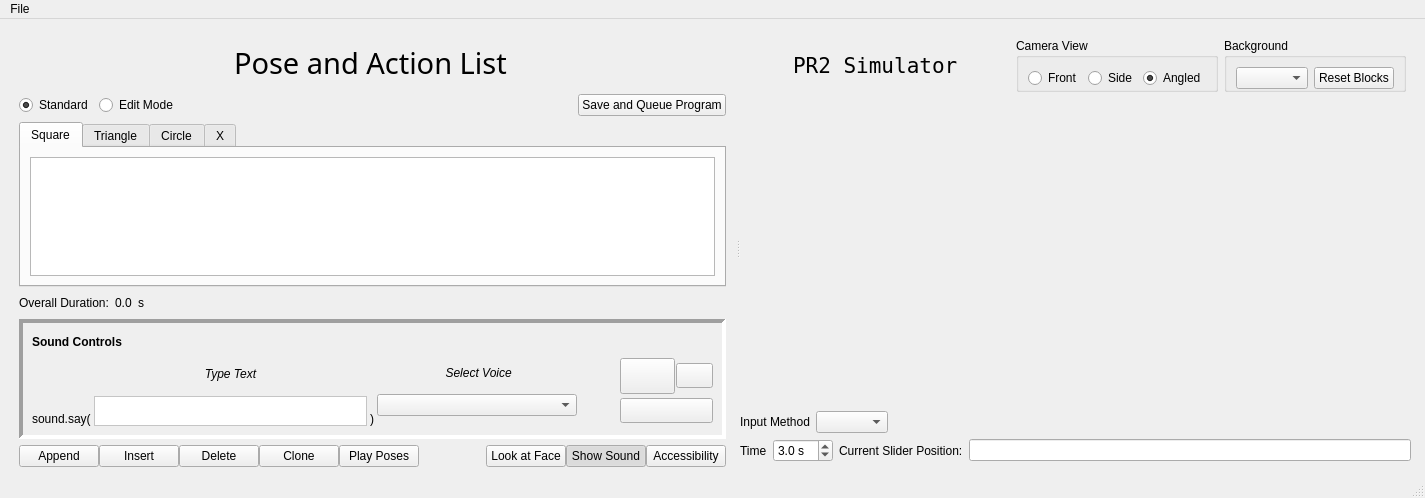
First picture: the form in slider_gui/src/slider_gui/slider_simple.ui, repository ros-visualization/puppet, before the edit.
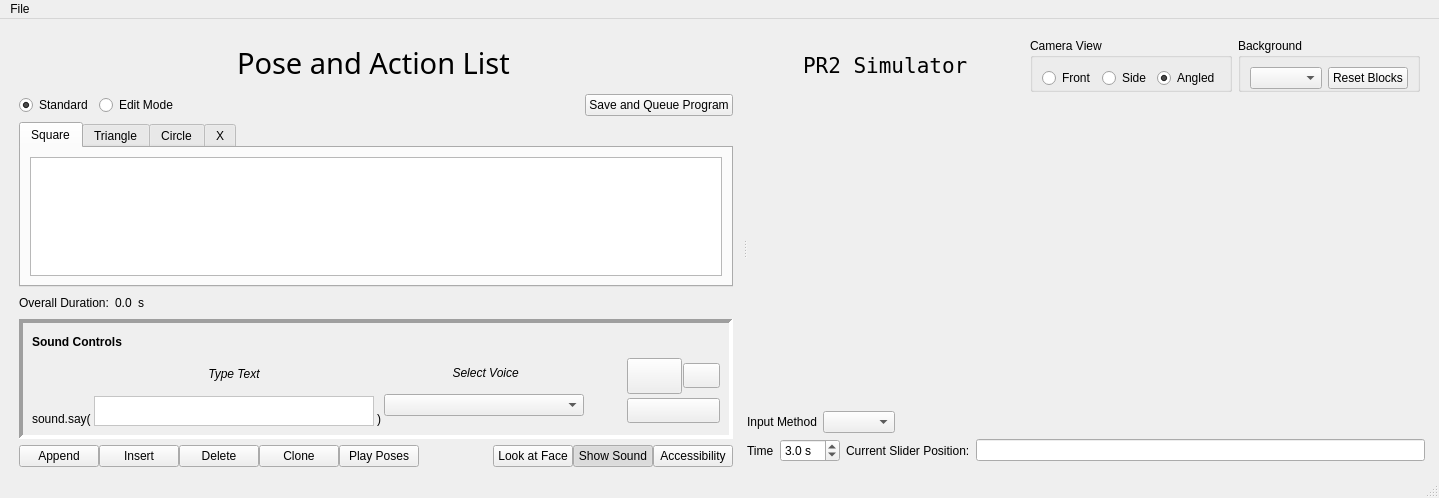
Second picture: the form after the edit. Icons and pictures are not drawn.

```diff
--- a/slider_gui/src/slider_gui/slider_simple.ui
+++ b/slider_gui/src/slider_gui/slider_simple.ui
@@ -6,7 +6,7 @@
    <rect>
     <x>0</x>
     <y>0</y>
-    <width>1425</width>
+    <width>1439</width>
     <height>498</height>
    </rect>
   </property>
@@ -972,7 +972,7 @@
     <rect>
      <x>0</x>
      <y>0</y>
-     <width>1425</width>
+     <width>1439</width>
      <height>25</height>
     </rect>
    </property>
```
Left out of the diff: 8 changed lines with no effect on the pictures.
